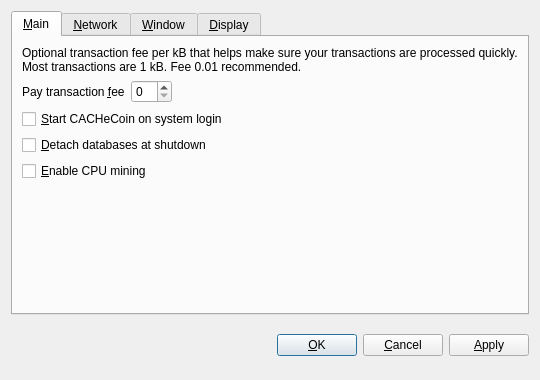
Old version of the form src/qt/forms/optionsdialog.ui in the repository vertoe/Cachecoin.
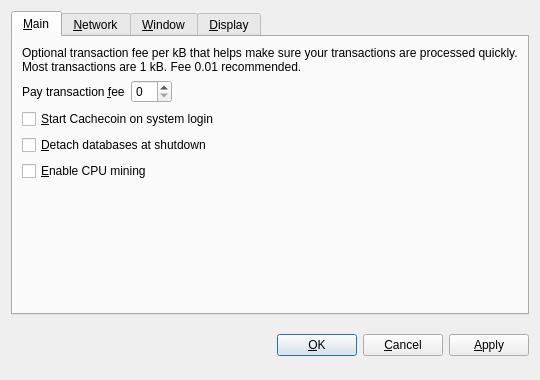
New version of the form. Custom widgets are drawn as their Qt base class.

What changed in the file:
```diff
--- a/src/qt/forms/optionsdialog.ui
+++ b/src/qt/forms/optionsdialog.ui
@@ -82,7 +82,7 @@
           <string>Automatically start CACHeCoin after logging in to the system.</string>
          </property>
          <property name="text">
-          <string>&amp;Start CACHeCoin on system login</string>
+          <string>&amp;Start Cachecoin on system login</string>
          </property>
         </widget>
        </item>
```
Left out of the diff: 12 changed lines with no effect on the pictures.
